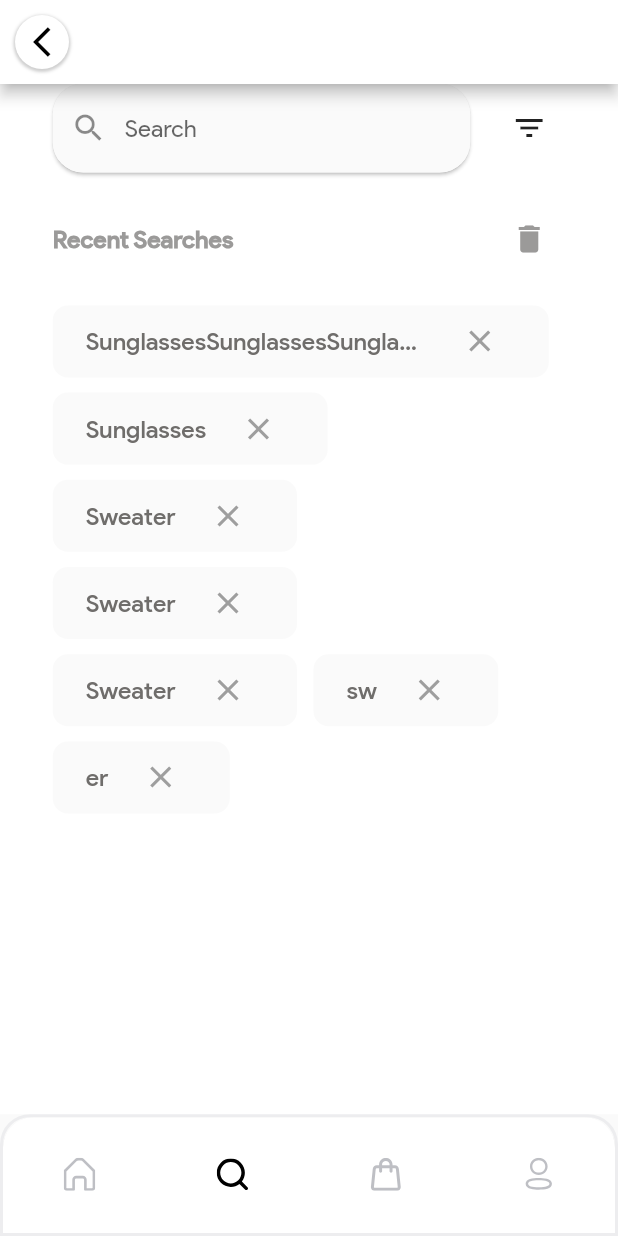
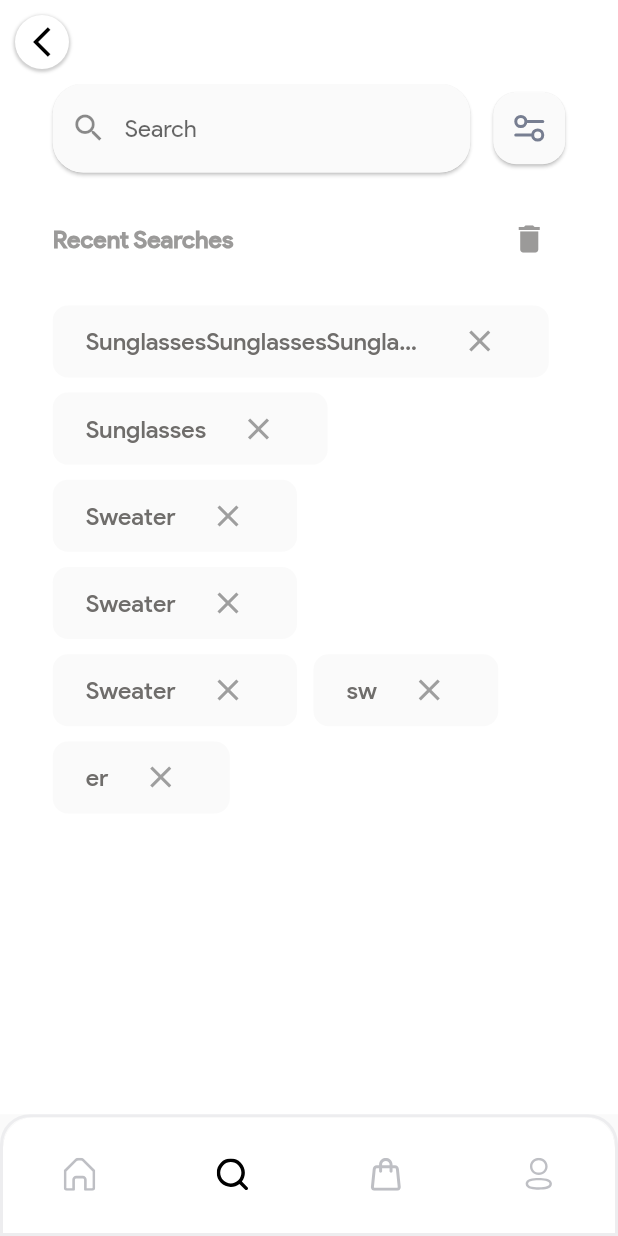
Before and after one commit to KhaledElalfy1/mentorship-ecommerce, a Flutter app: the DashboardView screen opened by its route, item 2 of the bottom bar chosen, on a phone screen of 412 x 824 dp. Run offline on Flutter 3.47's test engine with Material 3 defaults, Android fonts, the light colour scheme and no system bars; our stand-ins replace carousel_slider, device_preview, expandable_page_view, flutter_bloc, flutter_rating_bar, flutter_screenutil and 3 more; network calls fail.

Commit message:
refactor search widget

```diff
--- a/lib/core/routes/app_router.dart
+++ b/lib/core/routes/app_router.dart
@@ -1,5 +1,4 @@
 import 'package:flutter/material.dart';
-import 'package:flutter_bloc/flutter_bloc.dart';
 import 'package:mentorship_ecommerce/core/routes/routes.dart';
 import 'package:mentorship_ecommerce/features/cart/presentation/views/cart_view.dart';
 import 'package:mentorship_ecommerce/features/check_out/views/check_out_success_view.dart';
@@ -14,7 +13,6 @@ import 'package:mentorship_ecommerce/features/order_rate/presentation/view/order
 import 'package:mentorship_ecommerce/features/order_tracking/presentation/view/order_tracking_view.dart';
 import 'package:mentorship_ecommerce/features/product_full/presentation/view/product_full_view.dart';
 import 'package:mentorship_ecommerce/features/profile/presentation/views/profile_view.dart';
-import 'package:mentorship_ecommerce/features/search/presentation/logic/search_cubit/search_cubit.dart';
 import 'package:mentorship_ecommerce/features/search/presentation/view/search_view.dart';
 import 'package:mentorship_ecommerce/features/setting/presentation/view/setting_view.dart';
 import 'package:mentorship_ecommerce/features/wishing_list/presentation/views/my_wishlist_all_items_views.dart';
@@ -43,10 +41,7 @@ class AppRouter {
         return MaterialPageRoute(builder: (_) => const SettingView());
       case Routes.search:
         return MaterialPageRoute(
-          builder: (_) => BlocProvider(
-            create: (context) => SearchCubit(),
-            child: const SearchView(),
-          ),
+          builder: (_) => const SearchView(),
         );
       case Routes.productFull:
         return MaterialPageRoute(builder: (_) => const ProductFullView());
--- a/lib/core/utils/assets.dart
+++ b/lib/core/utils/assets.dart
@@ -12,6 +12,7 @@ abstract class Assets {
   static const String about = 'assets/icons/about.svg';
   static const String language = 'assets/icons/language.svg';
   static const String termsOFUse = 'assets/icons/terms_of_use.svg';
+  static const String filter = 'assets/icons/Filter.svg';
 
   static const String recommendedImage1 = 'assets/images/recommended_image1.png';
   static const String recommendedImage2 = 'assets/images/recommended_image2.png';
--- a/lib/ecommerce_app.dart
+++ b/lib/ecommerce_app.dart
@@ -22,7 +22,7 @@ class EcommerceApp extends StatelessWidget {
           fontFamily: Constants.productSans,
           useMaterial3: false,
         ),
-        initialRoute: Routes.dashboard,
+        initialRoute: Routes.search,
         onGenerateRoute: AppRouter().generateRouter,
       ),
     );
--- a/lib/features/order_info/presentation/view/widgets/order_action_buttons.dart
+++ b/lib/features/order_info/presentation/view/widgets/order_action_buttons.dart
@@ -34,7 +34,7 @@ class OrderActionButtons extends StatelessWidget {
             ),
           ),
           onPressed: () {
-            //TODO: Add Home navigation
+            context.pushReplacementNamed(Routes.home);
           },
           child: Text(
             'Return Home',
--- a/lib/features/search/presentation/view/widgets/custom_search_app_bar.dart
+++ b/lib/features/search/presentation/view/widgets/custom_search_app_bar.dart
@@ -3,6 +3,7 @@ import 'package:mentorship_ecommerce/core/utils/widgets/custom_back_button.dart'
 
 AppBar customSearchAppBar(BuildContext context) {
   return AppBar(
+    elevation: 0,
     actions: [Container()],
     backgroundColor: Colors.white,
     leading: const CustomBackButton(),
--- a/lib/features/search/presentation/view/widgets/drawer_header_widget.dart
+++ b/lib/features/search/presentation/view/widgets/drawer_header_widget.dart
@@ -1,7 +1,7 @@
-
 import 'package:flutter/material.dart';
+import 'package:flutter_svg/svg.dart';
+import 'package:mentorship_ecommerce/core/utils/assets.dart';
 import 'package:mentorship_ecommerce/core/utils/styles.dart';
-
 
 class DrawerHeaderWidget extends StatelessWidget {
   const DrawerHeaderWidget({
@@ -17,7 +17,7 @@ class DrawerHeaderWidget extends StatelessWidget {
           "Filter",
           style: Styles.textStyle20,
         ),
-        const Icon(Icons.filter_list),
+        SvgPicture.asset(Assets.filter),
       ],
     );
   }
--- a/lib/features/search/presentation/view/widgets/search_section.dart
+++ b/lib/features/search/presentation/view/widgets/search_section.dart
@@ -1,39 +1,44 @@
 import 'package:flutter/material.dart';
 import 'package:flutter_bloc/flutter_bloc.dart';
+import 'package:flutter_svg/svg.dart';
 import 'package:mentorship_ecommerce/core/utils/app_color.dart';
+import 'package:mentorship_ecommerce/core/utils/assets.dart';
 import 'package:mentorship_ecommerce/features/search/presentation/logic/search_cubit/search_cubit.dart';
 import 'package:mentorship_ecommerce/features/search/presentation/view/widgets/custom_search_text_form_filed.dart';
 import 'package:flutter_screenutil/flutter_screenutil.dart';
 
 class SearchSection extends StatelessWidget {
-  const SearchSection({super.key,});
+  const SearchSection({
+    super.key,
+  });
 
   @override
   Widget build(BuildContext context) {
     return Row(
       children: [
         const Expanded(
+          flex: 2,
           child: CustomSearchTextFormFiled(),
         ),
         SizedBox(
           width: 14.w,
         ),
-        IconButton(
-          style: ButtonStyle(
-            backgroundColor:
-                WidgetStateProperty.all(AppColor.textFiledFilledColor),
-            shape: WidgetStateProperty.all(
-              RoundedRectangleBorder(
-                borderRadius: BorderRadius.circular(15.r),
-              ),
+        Material(
+          elevation: 1,
+          color: AppColor.textFiledFilledColor,
+          borderRadius: BorderRadius.circular(15.r),
+          child: IconButton(
+            onPressed: () {
+              context
+                  .read<SearchCubit>()
+                  .drawerKey
+                  .currentState!
+                  .openEndDrawer();
+            },
+            icon: SvgPicture.asset(
+              Assets.filter,
             ),
-            shadowColor: WidgetStateProperty.all(Colors.grey.withOpacity(0.5)),
-            elevation: WidgetStateProperty.all(1),
           ),
-          onPressed: () {
-            context.read<SearchCubit>().drawerKey.currentState!.openEndDrawer();
-          },
-          icon: const Icon(Icons.filter_list), //TODO change icon
         ),
       ],
     );
--- a/lib/features/search/presentation/view/widgets/search_view_body.dart
+++ b/lib/features/search/presentation/view/widgets/search_view_body.dart
@@ -13,7 +13,7 @@ class SearchViewBody extends StatelessWidget {
 
   @override
   Widget build(BuildContext context) {
-      final drawerKey = context.read<SearchCubit>();
+    final drawerKey = context.read<SearchCubit>();
 
     return Scaffold(
       key: drawerKey.drawerKey,
@@ -37,7 +37,8 @@ class SearchViewBody extends StatelessWidget {
             const Wrap(
               children: [
                 SearchResultItem(
-                  text: 'SunglassesSunglassesSunglassesSunglassesSunglassesSunglassesSunglassesSunglassesSunglassesSunglassesSunglasses',
+                  text:
+                      'SunglassesSunglassesSunglassesSunglassesSunglassesSunglassesSunglassesSunglassesSunglassesSunglassesSunglasses',
                 ),
                 SearchResultItem(
                   text: 'Sunglasses',
--- a/lib/features/wishing_list/presentation/views/my_wishlist_all_items_views.dart
+++ b/lib/features/wishing_list/presentation/views/my_wishlist_all_items_views.dart
@@ -6,7 +6,7 @@ class MyWishlistAllItemsView extends StatelessWidget {
 
   @override
   Widget build(BuildContext context) {
-    return Scaffold(
+    return const Scaffold(
       body: MyWishlistAllItemsBody(),
     );
   }
--- a/lib/features/wishing_list/presentation/views/my_wishlist_board_view.dart
+++ b/lib/features/wishing_list/presentation/views/my_wishlist_board_view.dart
@@ -7,7 +7,7 @@ class MyWishlistBoardView extends StatelessWidget {
 
   @override
   Widget build(BuildContext context) {
-    return  Scaffold(
+    return  const Scaffold(
       backgroundColor: AppColor.whiteColor,
       body:MyWishlistBoardBody() ,
     );
```
Also changed, not shown: lib/features/search/presentation/view/widgets/custom_range_slider.dart (+26 -3 lines), lib/features/search/presentation/view/widgets/discount_section.dart (+46 -53 lines), lib/features/search/presentation/view/widgets/search_drawer.dart (+5 -2 lines), assets/icons/Filter.svg (added), pubspec.lock.
